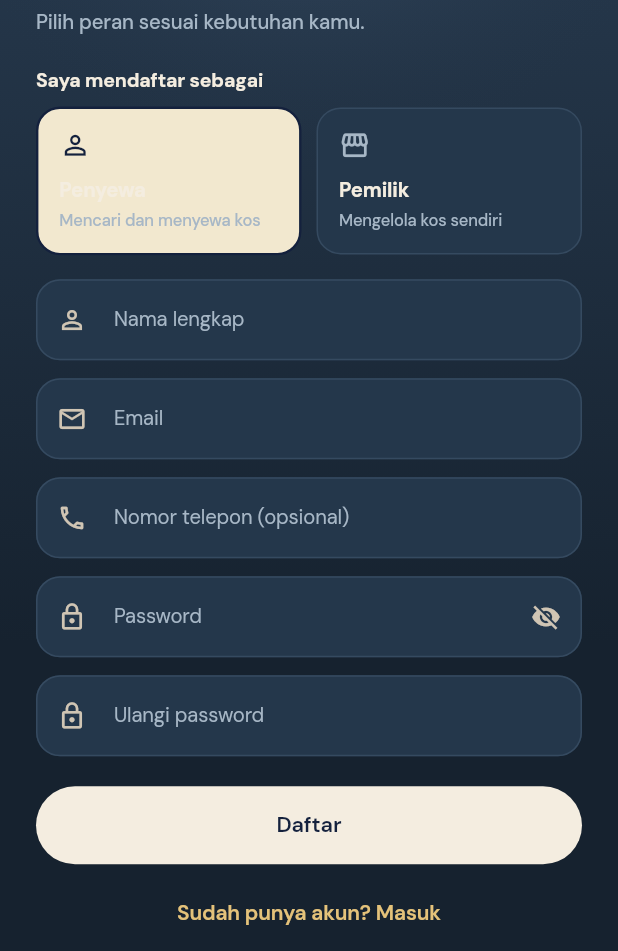
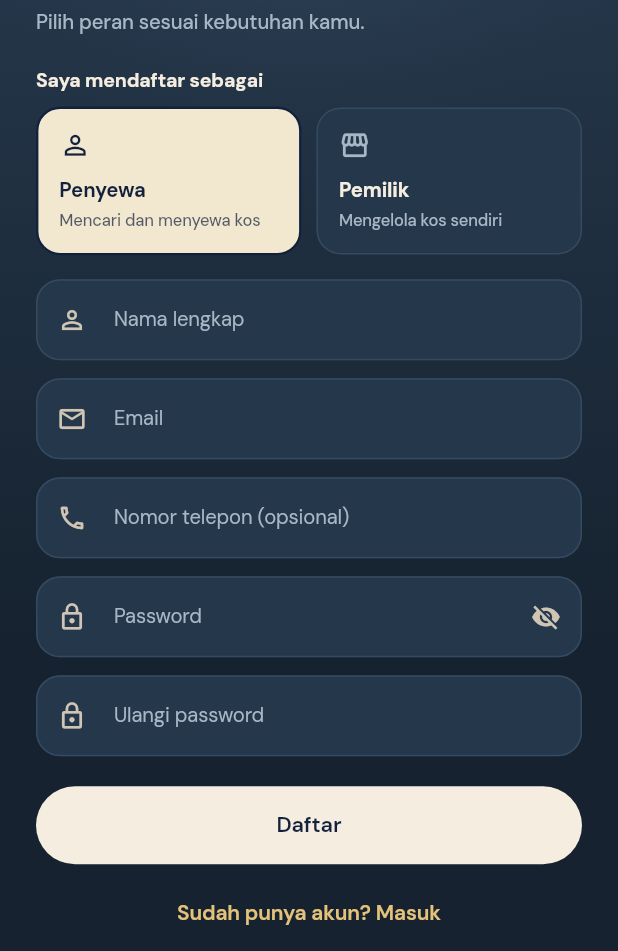
Before and after one commit to willdannaltairr/HuniKos-Flutter, a Flutter app: the RegisterScreen screen opened by its route, on a phone screen of 412 x 824 dp, the part 285-1236 px from its top. Run offline on Flutter 3.47's test engine with Material 3 defaults, Android fonts, the phone set to English and light mode, and no system bars; our stand-ins replace cached_network_image, dio, flutter_map, flutter_secure_storage, go_router, google_fonts and 2 more; accounts and stored records are empty.

Commit message:
fix(mobile-auth): use dark text on selected role card

```diff
--- a/lib/screens/auth/register_screen.dart
+++ b/lib/screens/auth/register_screen.dart
@@ -258,13 +258,30 @@ class _RoleOption extends StatelessWidget {
         child: Column(
           crossAxisAlignment: CrossAxisAlignment.start,
           children: [
-            Icon(icon, size: 21, color: selected ? AppColors.navy : AppColors.textSecondary),
+            Icon(
+              icon,
+              size: 21,
+              color: selected ? AppColors.navy : AppColors.textSecondary,
+            ),
             const SizedBox(height: 10),
-            Text(label, style: AppFonts.label(13.5, weight: FontWeight.w700)),
+            Text(
+              label,
+              style: AppFonts.label(
+                13.5,
+                weight: FontWeight.w700,
+                color: selected ? AppColors.navy : AppColors.textPrimary,
+              ),
+            ),
             const SizedBox(height: 2),
             Text(
               description,
-              style: AppFonts.label(11, weight: FontWeight.w500, color: AppColors.textSecondary),
+              style: AppFonts.label(
+                11,
+                weight: FontWeight.w500,
+                color: selected
+                    ? AppColors.navy.withValues(alpha: 0.72)
+                    : AppColors.textSecondary,
+              ),
             ),
           ],
         ),
```
